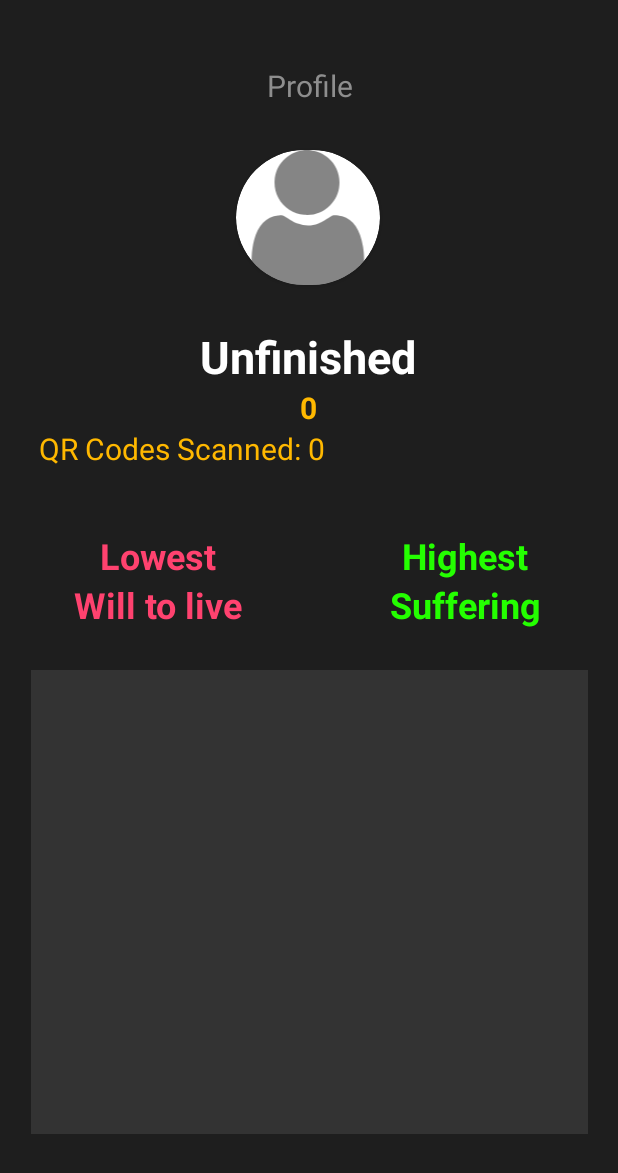
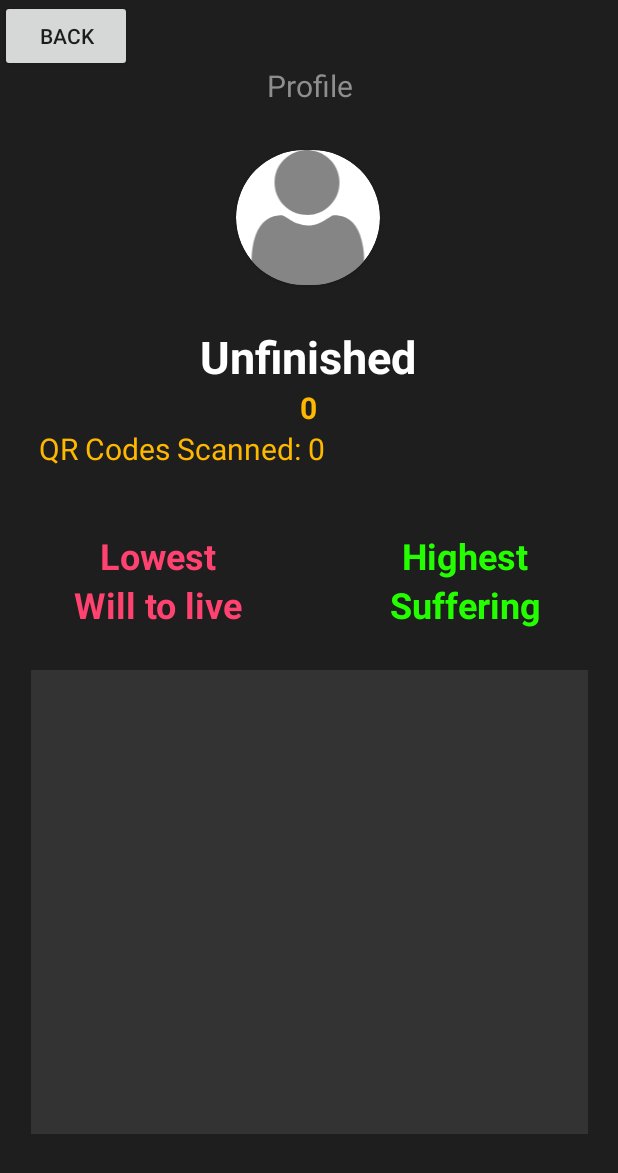
Before and after one commit to CMPUT301W23T06/BinaryBandits, an Android app: the otherProfileActivity screen opened directly, with no data from a screen before it, on a phone screen of 412 x 824 dp. Shown: the top 1173 px of the screen. Run offline under Robolectric (Android 15) with nearby library versions, the phone set to English and light mode, and no system bars; our stand-ins replace Firebase (no records; nobody signed in at launch, a user with empty details on screens opened directly), Picasso; pictures from the network do not load.

Commit message:
added back button

```diff
--- a/app/src/main/java/com/example/binarybandits/otherProfileActivity.java
+++ b/app/src/main/java/com/example/binarybandits/otherProfileActivity.java
@@ -3,10 +3,10 @@ package com.example.binarybandits;
 import android.app.Activity;
 import android.os.Bundle;
 import android.support.annotation.Nullable;
+import android.view.View;
 import android.widget.Button;
 import android.widget.TextView;
 
-import com.example.binarybandits.models.Player;
 import com.example.binarybandits.ui.leaderboard.LeaderboardFragment;
 
 /**
@@ -24,6 +24,8 @@ public class otherProfileActivity extends Activity {
         TextView num_scanned = findViewById(R.id.total_qr_scanned_text);
         TextView lowest = findViewById(R.id.lowest_score_text);
         TextView highest = findViewById(R.id.highest_score_text);
+        Button back = findViewById(R.id.buttonBack);
+        back.setVisibility(View.VISIBLE);
         LeaderboardFragment leaderboard = new LeaderboardFragment();
 
         //Player player = leaderboard.getOtherPlayer();
@@ -31,5 +33,12 @@ public class otherProfileActivity extends Activity {
         lowest.setText("Will to live");
         highest.setText("Suffering");
 
+        back.setOnClickListener(new View.OnClickListener() {
+            @Override
+            public void onClick(View view) {
+                otherProfileActivity.this.finish();
+            }
+        });
+
     }
 }
--- a/app/src/main/res/layout/fragment_profile.xml
+++ b/app/src/main/res/layout/fragment_profile.xml
@@ -205,4 +205,13 @@
 
     </LinearLayout>
 
+    <Button
+        android:id="@+id/buttonBack"
+        android:layout_width="wrap_content"
+        android:layout_height="wrap_content"
+        android:text="Back"
+        android:visibility="invisible"
+        app:layout_constraintStart_toStartOf="parent"
+        app:layout_constraintTop_toTopOf="parent" />
+
 </androidx.constraintlayout.widget.ConstraintLayout>
```
